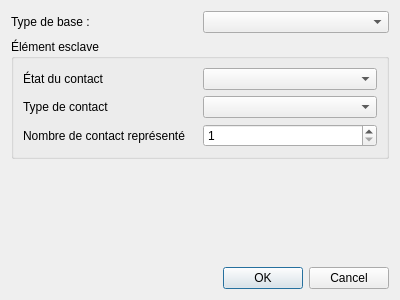
First picture: the form in sources/editor/ui/elementpropertieseditorwidget.ui, repository qelectrotech/qelectrotech-source-mirror, before the edit.
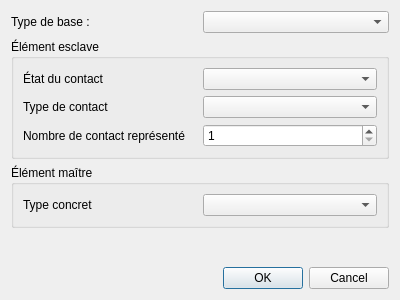
Second picture: the form after the edit.

Commit message: Element editor -> properties: user can edit subtype for master. Change the properties is now managed by undo command

What changed in the file:
```diff
--- a/sources/editor/ui/elementpropertieseditorwidget.ui
+++ b/sources/editor/ui/elementpropertieseditorwidget.ui
@@ -78,6 +78,25 @@
      </layout>
     </widget>
    </item>
+   <item>
+    <widget class="QGroupBox" name="m_master_gb">
+     <property name="title">
+      <string>Élément maître</string>
+     </property>
+     <layout class="QGridLayout" name="gridLayout_3">
+      <item row="0" column="0">
+       <widget class="QLabel" name="label_5">
+        <property name="text">
+         <string>Type concret</string>
+        </property>
+       </widget>
+      </item>
+      <item row="0" column="1">
+       <widget class="QComboBox" name="m_master_type_cb"/>
+      </item>
+     </layout>
+    </widget>
+   </item>
    <item>
     <spacer name="verticalSpacer">
      <property name="orientation">
```
The commit also changes 5 other files.
